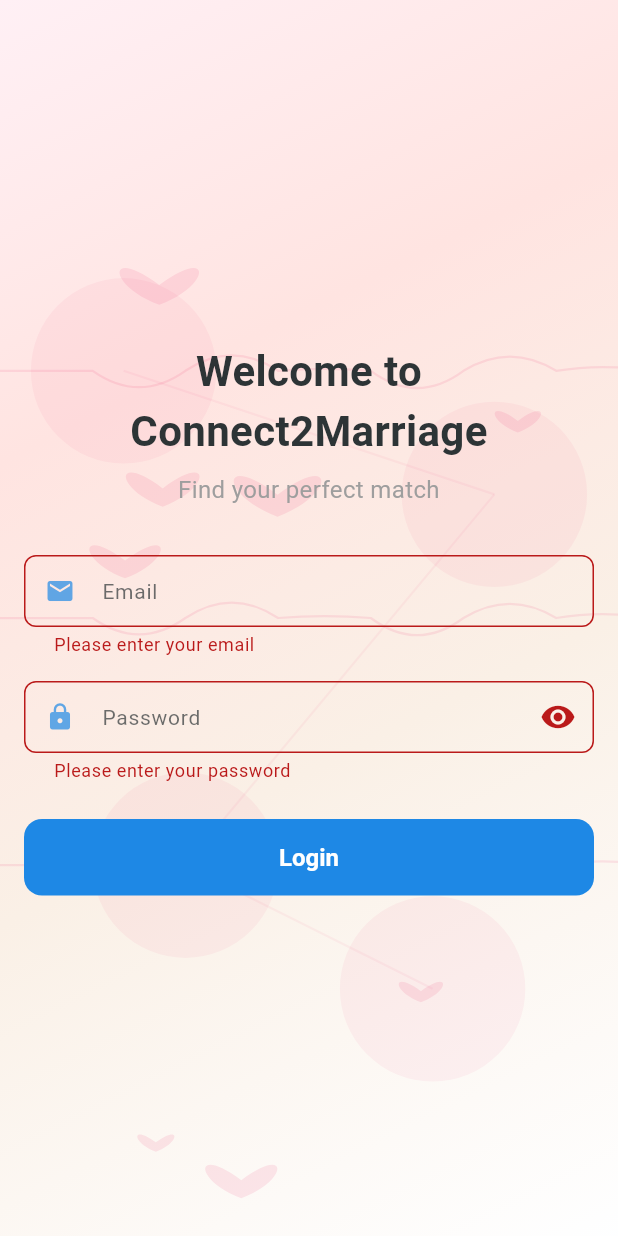
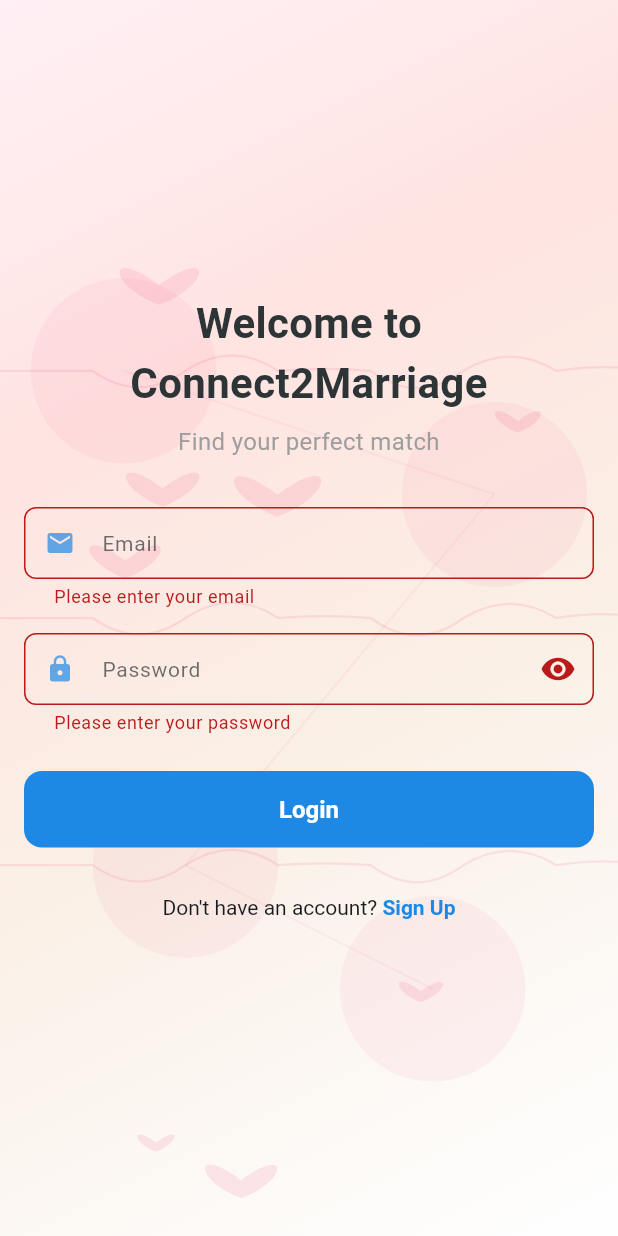
Before and after one commit to FrontEnd-Experimental-Features/matrimony-flutter, a Flutter app: the screen it shows after launch, after a tap on "Login", on a phone screen of 412 x 824 dp. Run offline on Flutter 3.47's test engine with Material 3 defaults, Android fonts, the phone set to English and light mode, and no system bars; our stand-ins replace auto_route, flutter_dotenv, flutter_riverpod, flutter_secure_storage, fpdart, freezed_annotation and 2 more.

Commit message:
sign up page

```diff
--- a/lib/core/routes/app_router.dart
+++ b/lib/core/routes/app_router.dart
@@ -1,6 +1,7 @@
 import 'package:auto_route/auto_route.dart';
 
 import '../../features/auth/presentation/pages/login_page.dart';
+import '../../features/auth/presentation/pages/signup_page.dart';
 import '../../features/chats/presentation/screens/chats_screen.dart';
 import '../../features/home/presentation/screens/home_screen.dart';
 import '../../features/inbox/presentation/screens/inbox_screen.dart';
@@ -22,6 +23,10 @@ class AppRouter extends RootStackRouter {
       path: '/',
       page: LoginRoute.page,
       initial: true,
+    ),
+    AutoRoute(
+      path: '/signup',
+      page: SignupRoute.page,
     ),
     AutoRoute(
       path: '/main',
--- a/lib/features/auth/presentation/pages/login_page.dart
+++ b/lib/features/auth/presentation/pages/login_page.dart
@@ -112,7 +112,7 @@ class _LoginPageState extends ConsumerState<LoginPage> {
                               if (value == null || value.isEmpty) {
                                 return 'Please enter your password';
                               }
-                              if (value.length < 2) {
+                              if (value.length < 6) {
                                 return 'Password must be at least 6 characters';
                               }
                               return null;
@@ -153,6 +153,29 @@ class _LoginPageState extends ConsumerState<LoginPage> {
                               )
                             : const Text('Login'),
                       ),
+                      const SizedBox(height: 16),
+                      TextButton(
+                        onPressed: () => context.router.push(const SignupRoute()),
+                        child: RichText(
+                          textAlign: TextAlign.center,
+                          text: TextSpan(
+                            style: TextStyle(
+                              color: Theme.of(context).colorScheme.onBackground,
+                              fontSize: 14,
+                            ),
+                            children: [
+                              const TextSpan(text: "Don't have an account? "),
+                              TextSpan(
+                                text: 'Sign Up',
+                                style: TextStyle(
+                                  color: Theme.of(context).colorScheme.primary,
+                                  fontWeight: FontWeight.bold,
+                                ),
+                              ),
+                            ],
+                          ),
+                        ),
+                      ),
                     ],
                   ),
                 ),
```
Also changed, not shown: lib/features/auth/presentation/pages/signup_page.dart (added, +158 -0 lines), lib/core/routes/app_router.gr.dart.
